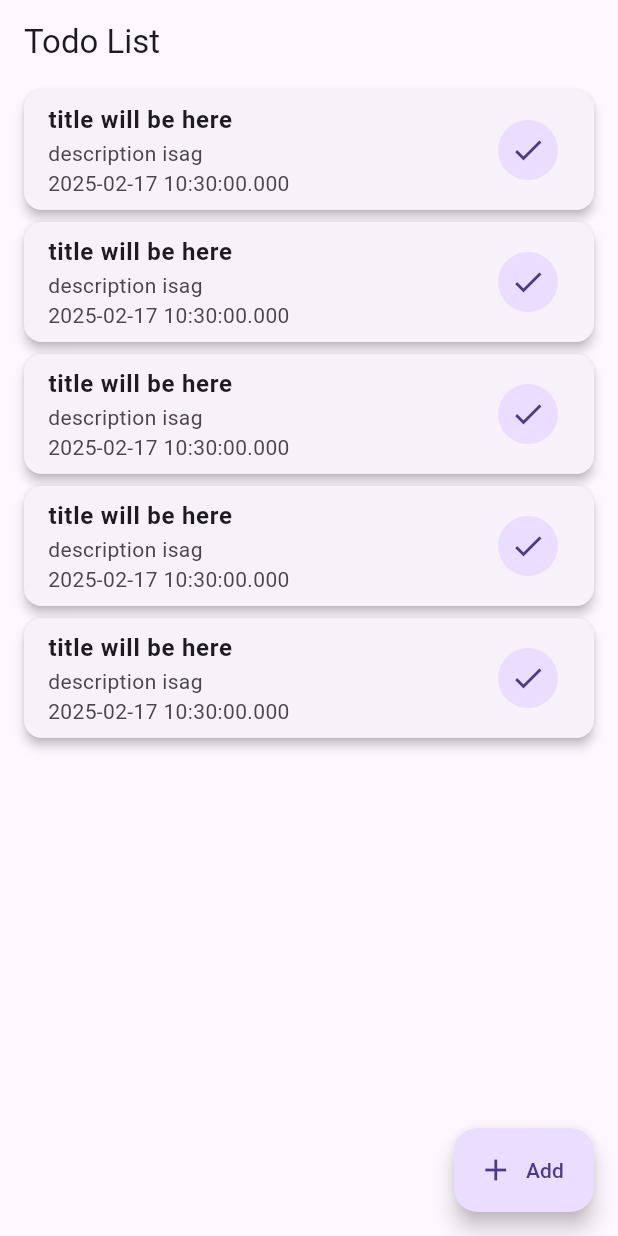
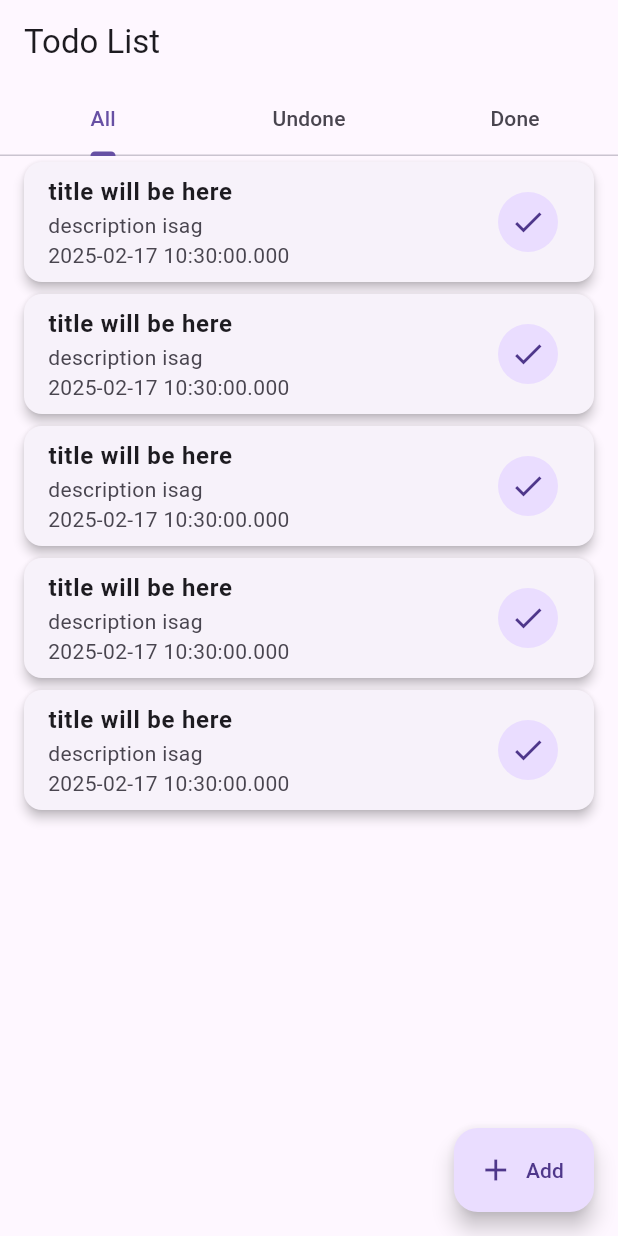
Before and after one commit to SohelRana-CSE/ToDo_Application, a Flutter app: the screen it shows after launch, on a phone screen of 412 x 824 dp. Run offline on Flutter 3.47's test engine with Material 3 defaults, Android fonts, the phone set to English and light mode, and no system bars.

Commit message:
undone todo list tab commit

```diff
--- a/lib/app.dart
+++ b/lib/app.dart
@@ -1,5 +1,5 @@
 import 'package:flutter/material.dart';
-import 'package:todo_application/ui/screens/todo_list_screen.dart';
+import 'package:todo_application/ui/screens/todo_list/todo_list_screen.dart';
 
 class ToDoApplication extends StatelessWidget {
   const ToDoApplication({super.key});
--- /dev/null
+++ b/lib/ui/screens/todo_list/all_todo_list_tab.dart
@@ -0,0 +1,26 @@
+import 'package:flutter/material.dart';
+
+import '../../../entities/todo.dart';
+import '../../widgets/todo_item.dart';
+
+class AllTodoListTab extends StatelessWidget {
+  const AllTodoListTab({super.key});
+
+  @override
+  Widget build(BuildContext context) {
+    return ListView.builder(
+        itemCount: 5,
+        itemBuilder: (context, index) {
+          return Dismissible(
+            key: UniqueKey(),
+            // onDismissed: (_){},
+            // confirmDismiss: (_){},
+            child: TodoItem(
+              todo: Todo(
+                  'title will be here', 'description isag', DateTime.now()),
+              onIconButtonPressed: () {},
+            ),
+          );
+        });
+  }
+}
--- /dev/null
+++ b/lib/ui/screens/todo_list/todo_list_screen.dart
@@ -0,0 +1,67 @@
+import 'package:flutter/material.dart';
+import 'package:todo_application/entities/todo.dart';
+import 'package:todo_application/ui/screens/add_new_todo_screen.dart';
+import 'package:todo_application/ui/screens/todo_list/all_todo_list_tab.dart';
+import 'package:todo_application/ui/widgets/todo_item.dart';
+
+class TodoListScreen extends StatefulWidget {
+  const TodoListScreen({super.key});
+
+  @override
+  State<TodoListScreen> createState() => _TodoListScreenState();
+}
+
+class _TodoListScreenState extends State<TodoListScreen>
+    with SingleTickerProviderStateMixin {
+  //late TabController _tabController;
+  List<Todo> _todoList = [];
+
+  // @override
+  // void initState() {
+  //   super.initState();
+  //   _tabController = TabController(length: 3, vsync: this);
+  // }
+
+  @override
+  Widget build(BuildContext context) {
+    return DefaultTabController(
+      length: 3,
+      child: Scaffold(
+        appBar: AppBar(
+          title: const Text('Todo List'),
+          bottom: _buildTabBar(),
+        ),
+        body: TabBarView(
+            //controller: _tabController,
+            children: [
+              AllTodoListTab(),
+              AllTodoListTab(),
+              AllTodoListTab(),
+            ]),
+        floatingActionButton: _buildAddTodoFAB(),
+      ),
+    );
+  }
+
+  FloatingActionButton _buildAddTodoFAB() {
+    return FloatingActionButton.extended(
+        tooltip: 'Add New ToDO',
+        onPressed: () {
+          Navigator.push(context,
+              MaterialPageRoute(builder: (context) => AddNewTodoScreen()));
+        },
+        label: const Text("Add"),
+        icon: const Icon(Icons.add),
+      );
+  }
+
+  TabBar _buildTabBar() {
+    return TabBar(
+        //controller: _tabController,
+        tabs: [
+          const Tab(text: 'All'),
+          const Tab(text: 'Undone'),
+          const Tab(text: 'Done'),
+        ]);
+  }
+}
--- /dev/null
+++ b/lib/ui/screens/todo_list/undone_todo_list_tab.dart
@@ -0,0 +1,26 @@
+import 'package:flutter/material.dart';
+
+import '../../../entities/todo.dart';
+import '../../widgets/todo_item.dart';
+
+class AllTodoListTab extends StatelessWidget {
+  const AllTodoListTab({super.key});
+
+  @override
+  Widget build(BuildContext context) {
+    return ListView.builder(
+        itemCount: 5,
+        itemBuilder: (context, index) {
+          return Dismissible(
+            key: UniqueKey(),
+            // onDismissed: (_){},
+            // confirmDismiss: (_){},
+            child: TodoItem(
+              todo: Todo(
+                  'title will be here', 'description isag', DateTime.now()),
+              onIconButtonPressed: () {},
+            ),
+          );
+        });
+  }
+}
--- a/lib/ui/screens/todo_list_screen.dart
+++ /dev/null
@@ -1,47 +0,0 @@
-import 'package:flutter/material.dart';
-import 'package:todo_application/entities/todo.dart';
-import 'package:todo_application/ui/screens/add_new_todo_screen.dart';
-import 'package:todo_application/ui/widgets/todo_item.dart';
-
-class TodoListScreen extends StatefulWidget {
-  const TodoListScreen({super.key});
-
-  @override
-  State<TodoListScreen> createState() => _TodoListScreenState();
-}
-
-class _TodoListScreenState extends State<TodoListScreen> {
-  List<Todo> _todoList = [];
-
-  @override
-  Widget build(BuildContext context) {
-    return Scaffold(
-      appBar: AppBar(
-        title: const Text('Todo List'),
-      ),
-      body: ListView.builder(
-          itemCount: 5,
-          itemBuilder: (context, index) {
-            return Dismissible(
-              key: UniqueKey(),
-              // onDismissed: (_){},
-              // confirmDismiss: (_){},
-              child: TodoItem(
-                todo: Todo(
-                    'title will be here', 'description isag', DateTime.now()),
-                onIconButtonPressed: () {},
-              ),
-            );
-          }),
-      floatingActionButton: FloatingActionButton.extended(
-        tooltip: 'Add New ToDO',
-        onPressed: () {
-          Navigator.push(context,
-              MaterialPageRoute(builder: (context) => AddNewTodoScreen()));
-        },
-        label: const Text("Add"),
-        icon: const Icon(Icons.add),
-      ),
-    );
-  }
-}
```
